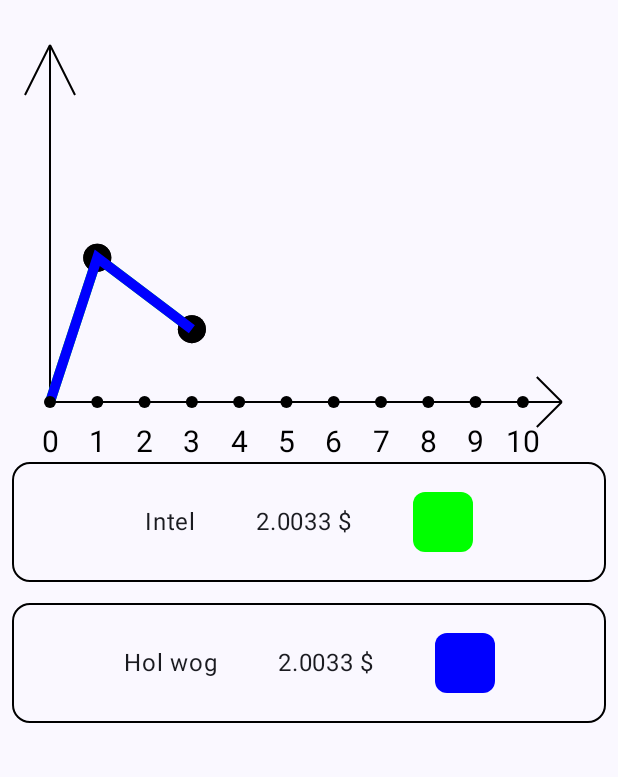
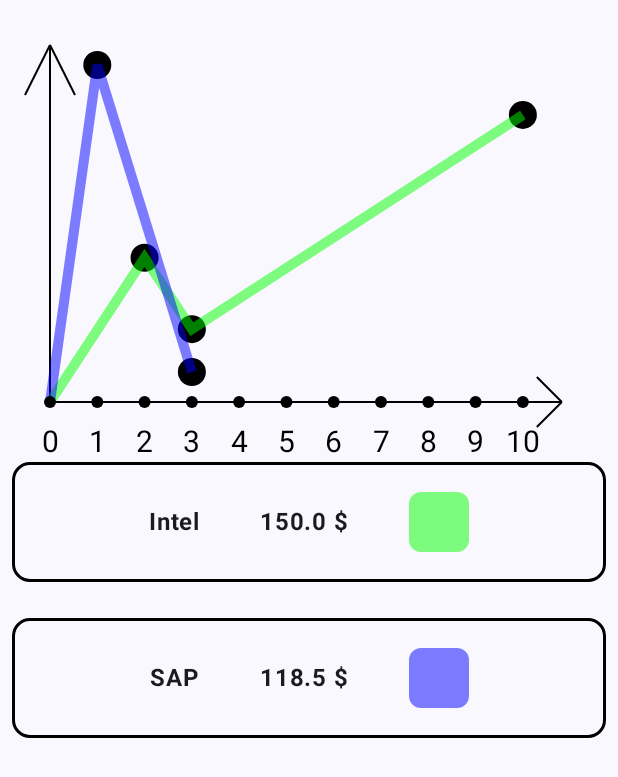
Before and after one commit to ILIIH/Neuro-Maining, an Android app built with Jetpack Compose: the screen it shows after launch (MainActivity), on a phone screen of 412 x 824 dp. Shown: the top 777 px of the screen. Run offline under Robolectric (Android 15) with nearby library versions, the light colour scheme and no system bars; 1 statement that could not run was skipped.

Commit message:
list changes

```diff
--- a/NeuroMaining/app/src/main/java/com/example/neuro_maining/MainActivity.kt
+++ b/NeuroMaining/app/src/main/java/com/example/neuro_maining/MainActivity.kt
@@ -49,30 +49,34 @@
 import androidx.compose.material3.Card
 import androidx.compose.material3.CardDefaults
 import androidx.compose.ui.Alignment
+import androidx.compose.ui.text.font.FontWeight
 import com.example.neuro_maining.data.MiningHistory
+import com.example.neuro_maining.data.util.getEarningSum
 
 val miningHistory = listOf(
     MiningHistory(
         miningResults = listOf(
             3 to 200f,
-            1 to 150f,
-            14 to 100f,
-            19 to 50f
+            2 to 150f,
+            12 to 100f,
+            10 to 50f
         ),
         color = Color.Green,
         miningSource = "Intel"
     ),
     MiningHistory(
         miningResults = listOf(
-            3 to 200f,
-            1 to 150f,
+            3 to 230f,
+            1 to 15f,
             14 to 100f,
             19 to 50f
         ),
         color = Color.Blue,
-        miningSource = "Hol wog"
+        miningSource = "SAP"
     )
 )
+
+const val EARNING_MULTIPLIER = 0.3
 
 class MainActivity : ComponentActivity() {
 
@@ -117,7 +121,7 @@
         LazyColumn(
             modifier = modifier,
             contentPadding = PaddingValues(8.dp),
-            verticalArrangement = Arrangement.spacedBy(14.dp)
+            verticalArrangement = Arrangement.spacedBy(24.dp)
         ) {
             items(
                 count = miningHistory.size,
@@ -135,11 +139,11 @@
                 .fillMaxWidth()
                 .height(80.dp)
                 .border(
-                    width = 1.dp,
+                    width = 2.dp,
                     color = Color.Black,
                     shape = RoundedCornerShape(12.dp)
                 ),
-            colors = CardDefaults.cardColors(containerColor = Color.Transparent) // No background color
+            colors = CardDefaults.cardColors(containerColor = Color.Transparent)
         ) {
             Row(
                 modifier = Modifier.fillMaxSize(),
@@ -148,18 +152,22 @@
             ) {
                 Text(
                     text = item.miningSource,
-                    style = MaterialTheme.typography.bodyLarge
+                    style = MaterialTheme.typography.bodyLarge.copy(
+                        fontWeight = FontWeight.Bold
+                    )
                 )
                 Spacer(modifier = Modifier.width(40.dp))
                 Text(
-                    text = "2.0033 $",
-                    style = MaterialTheme.typography.bodyLarge
+                    text = "${item.getEarningSum()*EARNING_MULTIPLIER} $",
+                    style = MaterialTheme.typography.bodyLarge.copy(
+                        fontWeight = FontWeight.Bold
+                    )
                 )
                 Spacer(modifier = Modifier.width(40.dp))
                 Box(
                     modifier = Modifier
                         .size(40.dp)
-                        .background(item.color, shape = RoundedCornerShape(8.dp))
+                        .background(item.color.copy(alpha = 0.5f), shape = RoundedCornerShape(8.dp))
                 )
             }
         }
--- /dev/null
+++ b/NeuroMaining/app/src/main/java/com/example/neuro_maining/data/util/util.kt
@@ -0,0 +1,5 @@
+package com.example.neuro_maining.data.util
+
+import com.example.neuro_maining.data.MiningHistory
+
+fun MiningHistory.getEarningSum() = this.miningResults.sumOf { it.second.toDouble() }
--- a/NeuroMaining/app/src/main/java/com/example/neuro_maining/ui/custom_view/PlotView.kt
+++ b/NeuroMaining/app/src/main/java/com/example/neuro_maining/ui/custom_view/PlotView.kt
@@ -99,7 +99,7 @@
             drawContext.canvas.drawPath(
                 path = earningPath,
                 androidx.compose.ui.graphics.Paint().apply {
-                    color = poinsPool.color
+                    color = poinsPool.color.copy(alpha = 0.5f)
                     strokeWidth = 10.0f
                     style = PaintingStyle.Stroke
                 }
```
Also changed, not shown: 1 other file.
